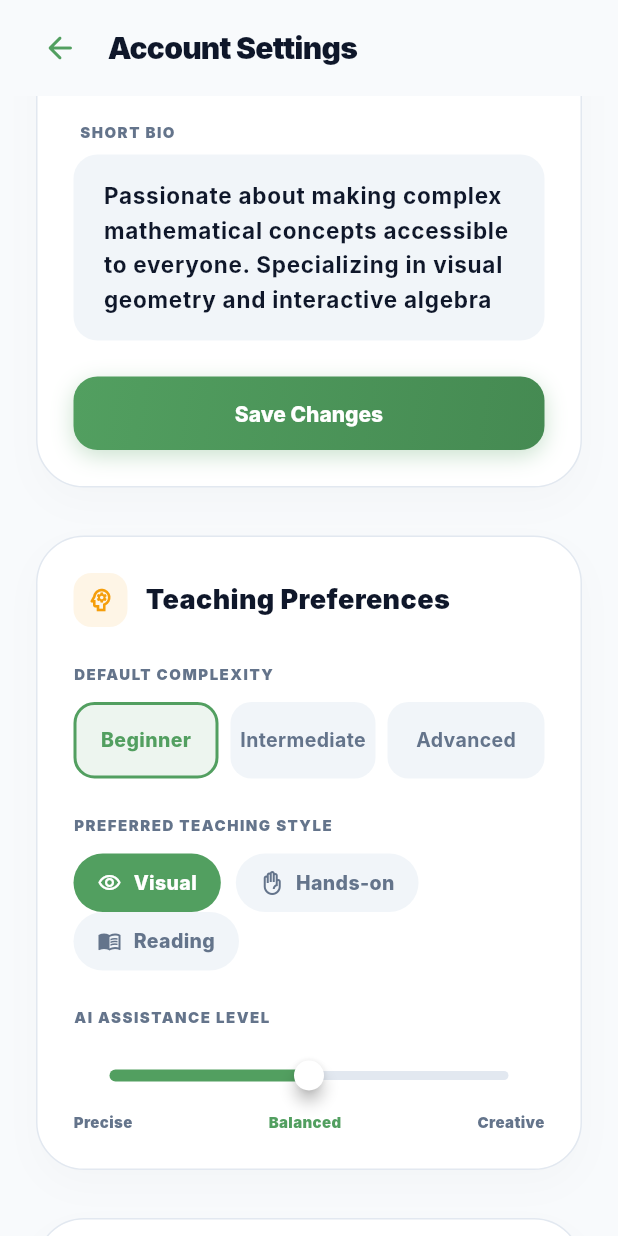
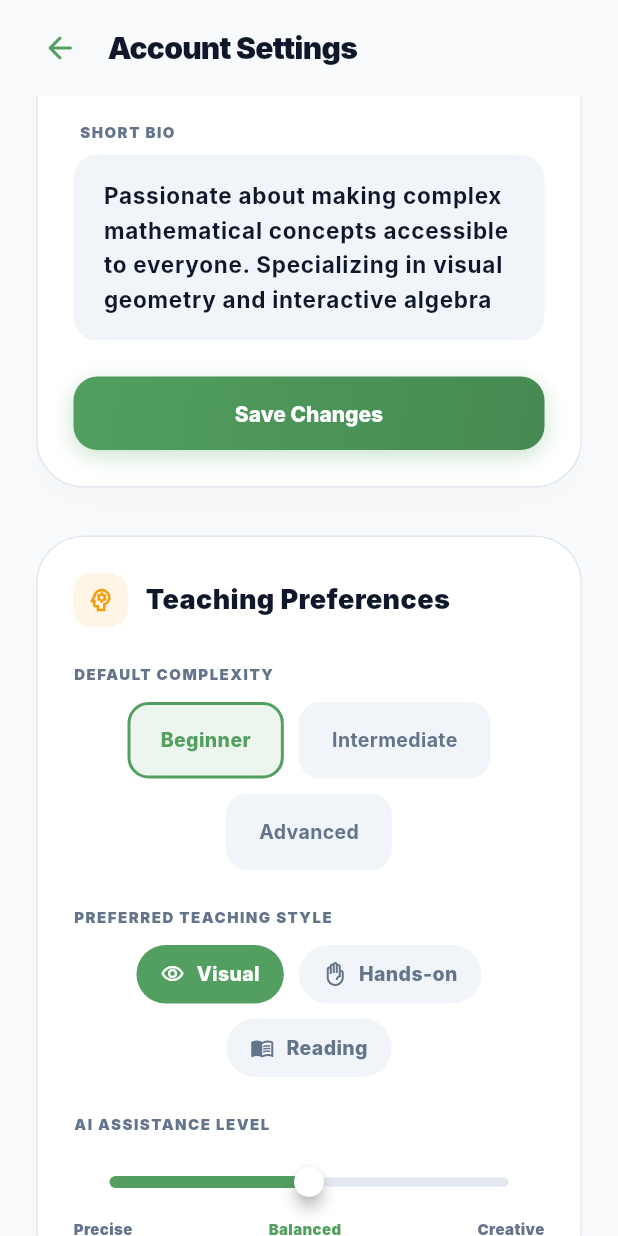
Before and after one commit to akmalhasan19/klass-mobile, a Flutter app: the AccountSettingsScreen screen opened directly, scrolled down 576 dp, on a phone screen of 412 x 824 dp. Run offline on Flutter 3.47's test engine with Material 3 defaults, Android fonts, the phone set to English and light mode, and no system bars; network calls fail; Roboto replaces fonts that are missing (Inter); project files that could hold a hidden picture were left out.

Commit message:
keenam (sedang 3)

```diff
--- a/frontend/lib/main.dart
+++ b/frontend/lib/main.dart
@@ -43,7 +43,7 @@ class KlassApp extends StatelessWidget {
 }
 
 /// Main Shell — Container utama dengan Bottom Navigation.
-/// Mengelola switching antar 3 tab utama: Home, Search, Bookmark (placeholder).
+/// Mengelola switching antar 4 tab utama: Home, Search, Workspace, Profile.
 class MainShell extends StatefulWidget {
   const MainShell({super.key});
 
--- a/frontend/lib/screens/account_settings_screen.dart
+++ b/frontend/lib/screens/account_settings_screen.dart
@@ -319,16 +319,18 @@ class _AccountSettingsScreenState extends State<AccountSettingsScreen> {
       children: [
         _buildSectionLabel('DEFAULT COMPLEXITY'),
         const SizedBox(height: 12),
-        Row(
+        SizedBox(
+          width: double.infinity,
+          child: Wrap(
+            spacing: 10,
+            runSpacing: 10,
+            alignment: WrapAlignment.center,
             children: ['Beginner', 'Intermediate', 'Advanced'].map((lvl) {
               final isSelected = _complexity == lvl;
-            return Expanded(
-              child: Padding(
-                padding: EdgeInsets.only(right: lvl != 'Advanced' ? 8 : 0),
-                child: GestureDetector(
+              return GestureDetector(
                 onTap: () => setState(() => _complexity = lvl),
                 child: Container(
-                    padding: const EdgeInsets.symmetric(vertical: 14),
+                  padding: const EdgeInsets.symmetric(vertical: 14, horizontal: 20),
                   decoration: BoxDecoration(
                     color: isSelected ? AppColors.primary.withAlpha(26) : AppColors.surfaceLight,
                     borderRadius: BorderRadius.circular(14),
@@ -337,7 +339,6 @@ class _AccountSettingsScreenState extends State<AccountSettingsScreen> {
                       width: 2,
                     ),
                   ),
-                    child: Center(
                   child: Text(
                     lvl,
                     style: TextStyle(
@@ -348,22 +349,25 @@ class _AccountSettingsScreenState extends State<AccountSettingsScreen> {
                     ),
                   ),
                 ),
-                  ),
-                ),
-              ),
               );
             }).toList(),
+          ),
         ),
         const SizedBox(height: 24),
         _buildSectionLabel('PREFERRED TEACHING STYLE'),
         const SizedBox(height: 12),
-        Wrap(
+        SizedBox(
+          width: double.infinity,
+          child: Wrap(
             spacing: 10,
+            runSpacing: 10,
+            alignment: WrapAlignment.center,
             children: [
               _buildStyleChip('Visual', Icons.visibility_outlined),
               _buildStyleChip('Hands-on', Icons.front_hand_outlined),
               _buildStyleChip('Reading', Icons.menu_book_outlined),
             ],
+          ),
         ),
         const SizedBox(height: 24),
         _buildSectionLabel('AI ASSISTANCE LEVEL'),
--- a/frontend/lib/widgets/bottom_nav.dart
+++ b/frontend/lib/widgets/bottom_nav.dart
@@ -1,7 +1,7 @@
 import 'package:flutter/material.dart';
 import '../config/app_colors.dart';
 
-/// Bottom Navigation Bar — 4 tabs: Home, Search, Bookmark, Profile.
+/// Bottom Navigation Bar — 4 tabs: Home, Search, Workspace, Profile.
 /// Active state dengan highlight hijau.
 class BottomNav extends StatelessWidget {
   final int currentIndex;
@@ -18,7 +18,7 @@ class BottomNav extends StatelessWidget {
     final items = [
       _NavItem(iconPath: 'assets/icons/house.png', label: 'Home'),
       _NavItem(iconPath: 'assets/icons/search.png', label: 'Search'),
-      _NavItem(iconPath: 'assets/icons/bookmark.png', label: 'Bookmark'),
+      _NavItem(iconPath: 'assets/icons/workspaces.png', label: 'Workspace'),
       _NavItem(iconPath: 'assets/icons/profile.png', label: 'Profile'),
     ];
 
```
Also changed, not shown: frontend/assets/icons/workspaces.png (added). Lines whose indentation alone changed are shown as unchanged.
